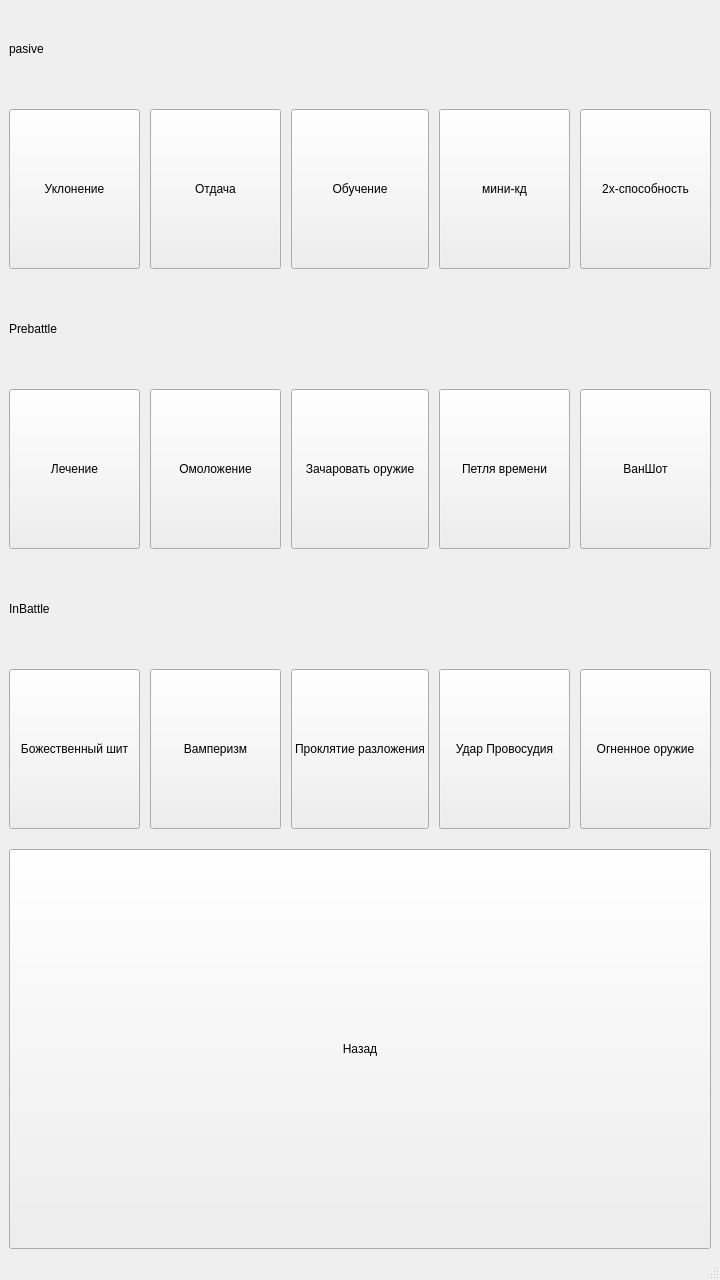
Old version of the form ability.ui in the repository nladia/MyGame.
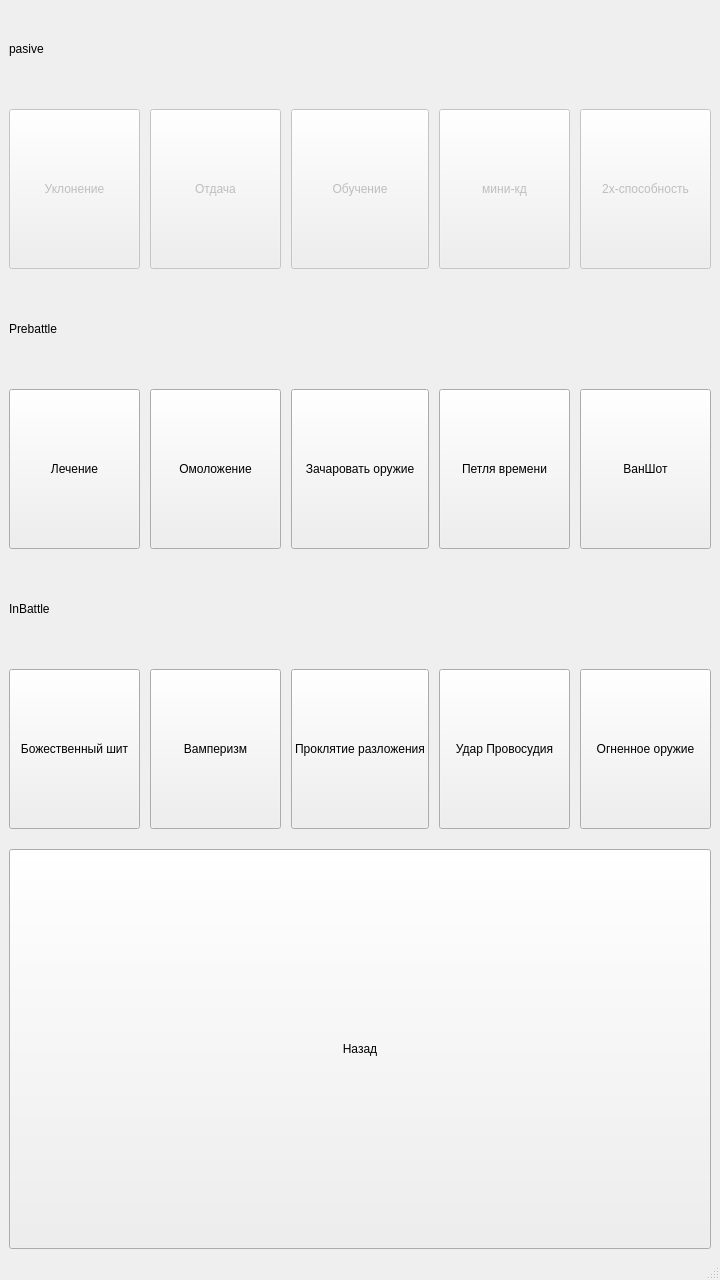
New version of the form.

What changed in the file:
```diff
--- a/ability.ui
+++ b/ability.ui
@@ -133,7 +133,10 @@
      </widget>
     </item>
     <item row="1" column="1">
-     <widget class="QPushButton" name="pushButton_2">
+     <widget class="QPushButton" name="b2">
+      <property name="enabled">
+       <bool>false</bool>
+      </property>
       <property name="sizePolicy">
        <sizepolicy hsizetype="Minimum" vsizetype="Minimum">
         <horstretch>0</horstretch>
@@ -146,7 +149,10 @@
      </widget>
     </item>
     <item row="1" column="3">
-     <widget class="QPushButton" name="pushButton_4">
+     <widget class="QPushButton" name="b4">
+      <property name="enabled">
+       <bool>false</bool>
+      </property>
       <property name="sizePolicy">
        <sizepolicy hsizetype="Minimum" vsizetype="Minimum">
         <horstretch>0</horstretch>
@@ -159,7 +165,10 @@
      </widget>
     </item>
     <item row="1" column="0">
-     <widget class="QPushButton" name="pushButton">
+     <widget class="QPushButton" name="b1">
+      <property name="enabled">
+       <bool>false</bool>
+      </property>
       <property name="sizePolicy">
        <sizepolicy hsizetype="Minimum" vsizetype="Minimum">
         <horstretch>0</horstretch>
@@ -172,7 +181,10 @@
      </widget>
     </item>
     <item row="1" column="2">
-     <widget class="QPushButton" name="pushButton_3">
+     <widget class="QPushButton" name="b3">
+      <property name="enabled">
+       <bool>false</bool>
+      </property>
       <property name="sizePolicy">
        <sizepolicy hsizetype="Minimum" vsizetype="Minimum">
         <horstretch>0</horstretch>
@@ -185,7 +197,10 @@
      </widget>
     </item>
     <item row="1" column="4">
-     <widget class="QPushButton" name="pushButton_5">
+     <widget class="QPushButton" name="b5">
+      <property name="enabled">
+       <bool>false</bool>
+      </property>
       <property name="sizePolicy">
        <sizepolicy hsizetype="Minimum" vsizetype="Minimum">
         <horstretch>0</horstretch>
```
Left out of the diff: 20 changed lines with no effect on the pictures.
